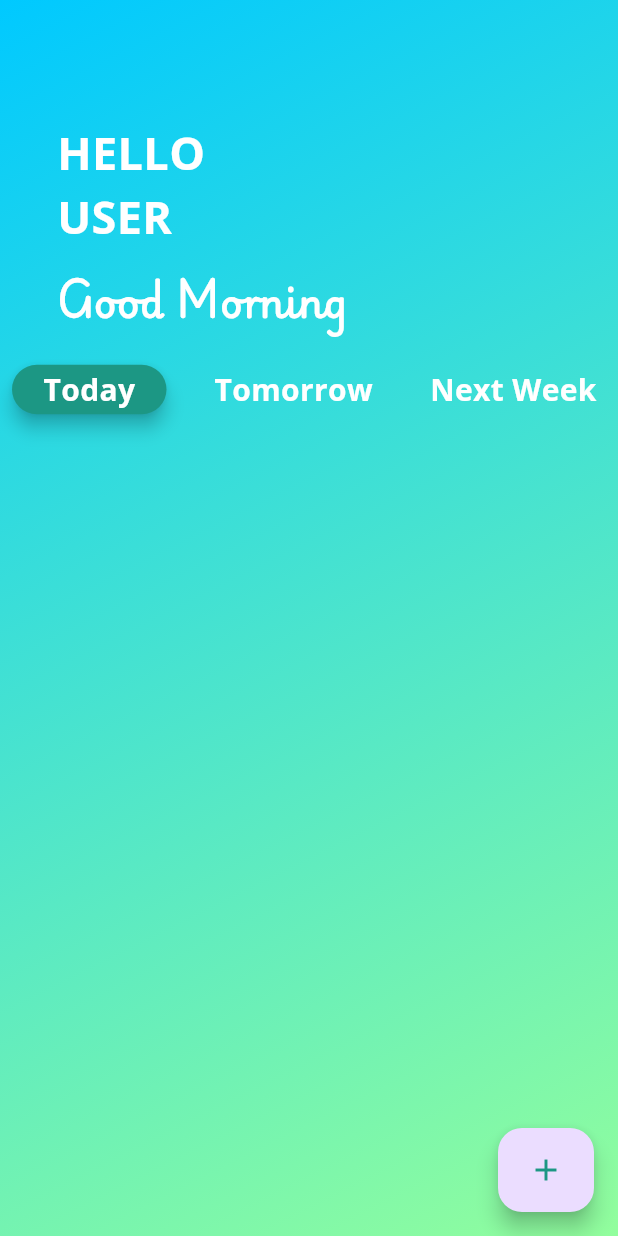
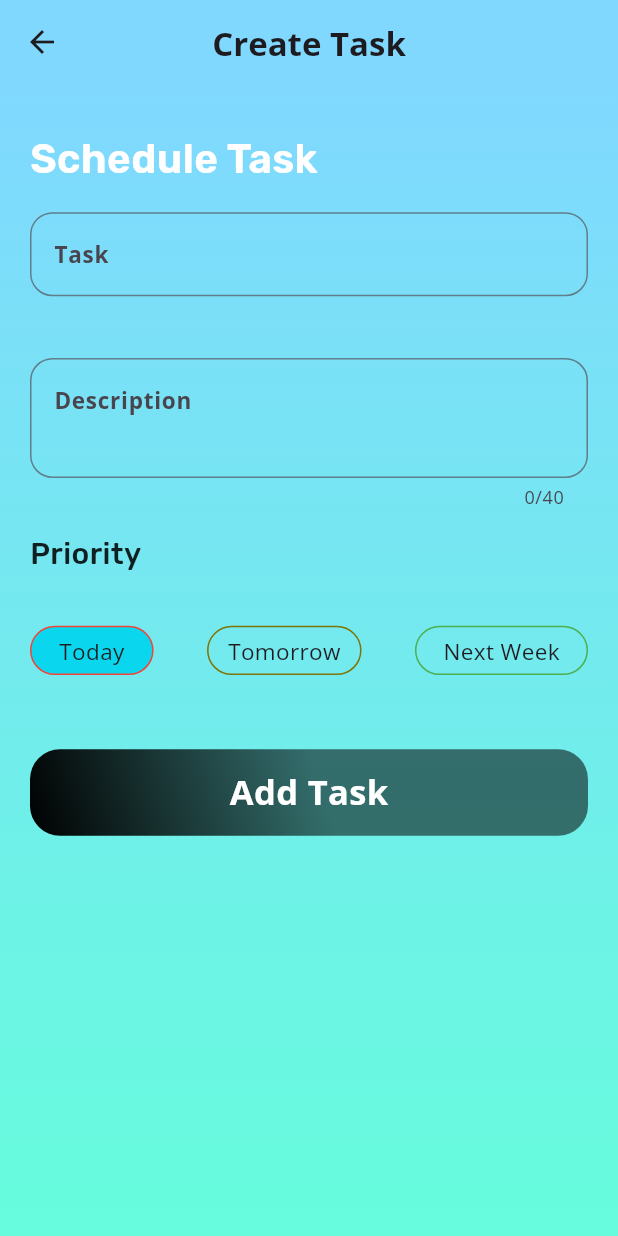
Before and after one commit to Aflah3100/Flutter_Do, a Flutter app: the screen it shows after launch, after a tap on the "add" icon, on a phone screen of 412 x 824 dp. Run offline on Flutter 3.47's test engine with Material 3 defaults, Android fonts, the phone set to English and light mode, and no system bars.

Commit message:
Add Task Screen Built

```diff
--- a/lib/main.dart
+++ b/lib/main.dart
@@ -1,5 +1,5 @@
 import 'package:flutter/material.dart';
-import 'package:flutter_do/screens/home_screen.dart';
+import 'package:flutter_do/screens/home_screen/home_screen.dart';
 
 void main() {
   runApp(const MyApp());
@@ -16,7 +16,6 @@ class MyApp extends StatelessWidget {
       debugShowCheckedModeBanner: false,
       theme: ThemeData(
         fontFamily: 'OpenSans',
-
         colorScheme: ColorScheme.fromSeed(seedColor: Colors.deepPurple),
         useMaterial3: true,
       ),
--- /dev/null
+++ b/lib/screens/add_edit_task_screen/screen_add_edit_task.dart
@@ -0,0 +1,235 @@
+import 'package:flutter/material.dart';
+
+enum TaskMode { addTask, editTask }
+
+enum Priorities { today, tomorow, nextweek }
+
+// ignore: must_be_immutable
+class ScreenAddEditTask extends StatelessWidget {
+  ScreenAddEditTask({super.key, required this.taskMode});
+  TaskMode taskMode;
+
+  final _taskFocusNode = FocusNode();
+  final _descriptionFocusNode = FocusNode();
+
+  ValueNotifier<Priorities> priorityNotifier = ValueNotifier(Priorities.today);
+  @override
+  Widget build(BuildContext context) {
+    final height = MediaQuery.sizeOf(context).height * 1;
+    final width = MediaQuery.sizeOf(context).width * 1;
+
+    return Scaffold(
+      appBar: AppBar(
+        backgroundColor: const Color(0xFF80D8FF),
+        elevation: 0,
+        centerTitle: true,
+        title: const Text(
+          'Create Task',
+          style: TextStyle(fontSize: 22.0, fontWeight: FontWeight.bold),
+        ),
+      ),
+      body: SafeArea(
+        child: SingleChildScrollView(
+          //Base-Container
+          child: Container(
+            padding: const EdgeInsets.all(20.0),
+            width: width,
+            height: height,
+            decoration: const BoxDecoration(
+                gradient: LinearGradient(
+              colors: [Color(0xFF80D8FF), Color(0xFF64FFDA)],
+              begin: Alignment.topLeft,
+              end: Alignment.bottomLeft,
+            )),
+
+            //Base-Column
+            child: Padding(
+              padding: const EdgeInsets.only(top: 10.0),
+              child: Column(
+                crossAxisAlignment: CrossAxisAlignment.start,
+                children: [
+                  //Heading-Text
+                  const Text(
+                    "Schedule Task",
+                    style: TextStyle(
+                        fontWeight: FontWeight.w600,
+                        fontSize: 27.0,
+                        fontFamily: 'Rubik',
+                        color: Colors.white),
+                  ),
+                  SizedBox(
+                    height: height * 0.02,
+                  ),
+
+                  //Task-TextField
+                  TextFormField(
+                    focusNode: _taskFocusNode,
+                    maxLines: 1,
+                    decoration: InputDecoration(
+                        hintText: 'Task',
+                        hintStyle: const TextStyle(
+                            fontSize: 15.0, fontWeight: FontWeight.w700),
+                        enabledBorder: OutlineInputBorder(
+                          borderRadius: BorderRadius.circular(15.0),
+                          borderSide: const BorderSide(color: Colors.blueGrey),
+                        ),
+                        focusedBorder: OutlineInputBorder(
+                            borderRadius: BorderRadius.circular(10.0),
+                            borderSide: const BorderSide(
+                                color: Colors.blue, width: 2.0))),
+                  ),
+                  SizedBox(
+                    height: height * 0.05,
+                  ),
+
+                  //Description-TextField
+                  TextFormField(
+                    focusNode: _descriptionFocusNode,
+                    maxLength: 40,
+                    maxLines: 2,
+                    decoration: InputDecoration(
+                        hintText: 'Description',
+                        hintStyle: const TextStyle(
+                            fontSize: 15.0, fontWeight: FontWeight.w700),
+                        enabledBorder: OutlineInputBorder(
+                          borderRadius: BorderRadius.circular(15.0),
+                          borderSide: const BorderSide(color: Colors.blueGrey),
+                        ),
+                        focusedBorder: OutlineInputBorder(
+                            borderRadius: BorderRadius.circular(10.0),
+                            borderSide: const BorderSide(
+                                color: Colors.blueAccent, width: 2.0))),
+                  ),
+
+                  SizedBox(
+                    height: height * 0.02,
+                  ),
+
+                  //Priority-Text
+                  const Text(
+                    "Priority",
+                    style: TextStyle(
+                        fontWeight: FontWeight.w500,
+                        fontSize: 20.0,
+                        fontFamily: 'Rubik',
+                        color: Colors.black87),
+                  ),
+                  SizedBox(
+                    height: height * 0.04,
+                  ),
+
+                  //Priroty-Container-Row
+                  ValueListenableBuilder(
+                      valueListenable: priorityNotifier,
+                      builder: (ctx, priority, _) {
+                        return Row(
+                          mainAxisAlignment: MainAxisAlignment.spaceBetween,
+                          children: [
+                            //Today-Container
+                            Container(
+                              width: width * 0.20,
+                              height: height * 0.04,
+                              decoration: BoxDecoration(
+                                  color: (priority == Priorities.today)
+                                      ? const Color.fromARGB(255, 10, 215, 238)
+                                      : Colors.transparent,
+                                  border: Border.all(color: Colors.red),
+                                  borderRadius: BorderRadius.circular(20.0)),
+                              child: Center(
+                                child: GestureDetector(
+                                  onTap: () =>
+                                      priorityNotifier.value = Priorities.today,
+                                  child: const Text(
+                                    'Today',
+                                    style: TextStyle(
+                                        fontSize: 15.0,
+                                        fontWeight: FontWeight.w500),
+                                  ),
+                                ),
+                              ),
+                            ),
+
+                            //Tomorrow-Container
+                            Container(
+                              width: width * 0.25,
+                              height: height * 0.04,
+                              decoration: BoxDecoration(
+                                  color: (priority == Priorities.tomorow)
+                                      ? const Color.fromARGB(255, 10, 215, 238)
+                                      : Colors.transparent,
+                                  border: Border.all(
+                                      color: const Color.fromARGB(
+                                          255, 128, 116, 6)),
+                                  borderRadius: BorderRadius.circular(20.0)),
+                              child: Center(
+                                child: GestureDetector(
+                                  onTap: () => priorityNotifier.value =
+                                      Priorities.tomorow,
+                                  child: const Text(
+                                    'Tomorrow',
+                                    style: TextStyle(
+                                        fontSize: 15.0,
+                                        fontWeight: FontWeight.w500),
+                                  ),
+                                ),
+                              ),
+                            ),
+
+                            //NextWeek-Container
+                            Container(
+                              width: width * 0.28,
+                              height: height * 0.04,
+                              decoration: BoxDecoration(
+                                  color: (priority == Priorities.nextweek)
+                                      ? const Color.fromARGB(255, 10, 215, 238)
+                                      : Colors.transparent,
+                                  border: Border.all(color: Colors.green),
+                                  borderRadius: BorderRadius.circular(20.0)),
+                              child: Center(
+                                child: GestureDetector(
+                                  onTap: () => priorityNotifier.value =
+                                      Priorities.nextweek,
+                                  child: const Text(
+                                    'Next Week',
+                                    style: TextStyle(
+                                        fontSize: 15.0,
+                                        fontWeight: FontWeight.w500),
+                                  ),
+                                ),
+                              ),
+                            ),
+                          ],
+                        );
+                      }),
+                  SizedBox(
+                    height: height * 0.06,
+                  ),
+
+                  //Add-Task-Button-Container
+                  Container(
+                    width: width,
+                    height: height * 0.07,
+                    decoration: BoxDecoration(
+                        gradient: const LinearGradient(
+                            colors: [Colors.black, Colors.black54],
+                            begin: Alignment.bottomLeft,
+                            end: Alignment.topCenter),
+                        borderRadius: BorderRadius.circular(20.0)),
+                    child: const Center(
+                        child: Text(
+                      'Add Task',
+                      style: TextStyle(
+                          fontSize: 23.0,
+                          fontWeight: FontWeight.bold,
+                          color: Colors.white),
+                    )),
+                  )
+                ],
+              ),
+            ),
+          ),
+        ),
+      ),
+    );
+  }
+}
--- a/lib/screens/home_screen.dart
+++ b/lib/screens/home_screen/home_screen.dart
@@ -1,4 +1,5 @@
 import 'package:flutter/material.dart';
+import 'package:flutter_do/screens/add_edit_task_screen/screen_add_edit_task.dart';
 
 class ScreenHome extends StatelessWidget {
   const ScreenHome({super.key});
@@ -7,7 +8,7 @@ class ScreenHome extends StatelessWidget {
   Widget build(BuildContext context) {
     final height = MediaQuery.sizeOf(context).height;
     final width = MediaQuery.sizeOf(context).width;
-    ValueNotifier<int> buttonNotifier = ValueNotifier(0);
+    ValueNotifier<Priorities> buttonNotifier = ValueNotifier(Priorities.today);
 
     return Scaffold(
       body: SafeArea(
@@ -72,8 +73,8 @@ class ScreenHome extends StatelessWidget {
                       children: [
                         //Today-Button-Container
                         Material(
-                          elevation: (newValue == 0) ? 5 : 0,
-                          borderRadius: (newValue == 0)
+                          elevation: (newValue == Priorities.today) ? 5 : 0,
+                          borderRadius: (newValue == Priorities.today)
                               ? BorderRadius.circular(20)
                               : null,
                           color: Colors.transparent,
@@ -82,13 +83,14 @@ class ScreenHome extends StatelessWidget {
                             height: height * 0.04,
                             decoration: BoxDecoration(
                               borderRadius: BorderRadius.circular(20.0),
-                              color: (newValue == 0)
+                              color: (newValue == Priorities.today)
                                   ? const Color.fromARGB(255, 28, 151, 132)
                                   : Colors.transparent,
                             ),
                             child: Center(
                               child: GestureDetector(
-                                onTap: () => buttonNotifier.value = 0,
+                                onTap: () =>
+                                    buttonNotifier.value = Priorities.today,
                                 child: const Text(
                                   'Today',
                                   style: TextStyle(
@@ -103,8 +105,8 @@ class ScreenHome extends StatelessWidget {
 
                         //Tomorrow-Button-Container
                         Material(
-                          elevation: (newValue == 1) ? 5 : 0,
-                          borderRadius: (newValue == 1)
+                          elevation: (newValue == Priorities.tomorow) ? 5 : 0,
+                          borderRadius: (newValue == Priorities.tomorow)
                               ? BorderRadius.circular(20)
                               : null,
                           color: Colors.transparent,
@@ -113,13 +115,14 @@ class ScreenHome extends StatelessWidget {
                             height: height * 0.04,
                             decoration: BoxDecoration(
                               borderRadius: BorderRadius.circular(20.0),
-                              color: (newValue == 1)
+                              color: (newValue == Priorities.tomorow)
                                   ? const Color.fromARGB(255, 28, 151, 132)
                                   : Colors.transparent,
                             ),
                             child: Center(
                               child: GestureDetector(
-                                onTap: () => buttonNotifier.value = 1,
+                                onTap: () =>
+                                    buttonNotifier.value = Priorities.tomorow,
                                 child: const Text(
                                   'Tomorrow',
                                   style: TextStyle(
@@ -134,8 +137,8 @@ class ScreenHome extends StatelessWidget {
 
                         //Next-Week-Button-Container
                         Material(
-                          elevation: (newValue == 2) ? 5 : 0,
-                          borderRadius: (newValue == 2)
+                          elevation: (newValue == Priorities.nextweek) ? 5 : 0,
+                          borderRadius: (newValue == Priorities.nextweek)
                               ? BorderRadius.circular(20)
                               : null,
                           color: Colors.transparent,
@@ -144,13 +147,14 @@ class ScreenHome extends StatelessWidget {
                             height: height * 0.04,
                             decoration: BoxDecoration(
                               borderRadius: BorderRadius.circular(20.0),
-                              color: (newValue == 2)
+                              color: (newValue == Priorities.nextweek)
                                   ? const Color.fromARGB(255, 28, 151, 132)
                                   : Colors.transparent,
                             ),
                             child: Center(
                               child: GestureDetector(
-                                onTap: () => buttonNotifier.value = 2,
+                                onTap: () =>
+                                    buttonNotifier.value = Priorities.nextweek,
                                 child: const Text(
                                   'Next Week',
                                   style: TextStyle(
@@ -170,7 +174,10 @@ class ScreenHome extends StatelessWidget {
         ),
       ),
       floatingActionButton: FloatingActionButton.extended(
-        onPressed: () {},
+        onPressed: () {
+          Navigator.of(context).push(MaterialPageRoute(
+              builder: (ctx) => ScreenAddEditTask(taskMode: TaskMode.addTask)));
+        },
         label: const Icon(
           Icons.add,
           color: Color.fromARGB(255, 28, 151, 132),
--- a/pubspec.yaml
+++ b/pubspec.yaml
@@ -84,6 +84,10 @@ flutter:
     - family: PlayWriteNGModern
       fonts:
         - asset: assets/fonts/PlaywriteNGModern-Regular.ttf
+    - family: Rubik
+      fonts:
+        - asset: assets/fonts/Rubik-Medium.ttf
+        - asset: assets/fonts/Rubik-SemiBold.ttf
   #         weight: 700
   #
   # For details regarding fonts from package dependencies,
```
Also changed, not shown: assets/fonts/Rubik-Medium.ttf (added), assets/fonts/Rubik-SemiBold.ttf (added).
